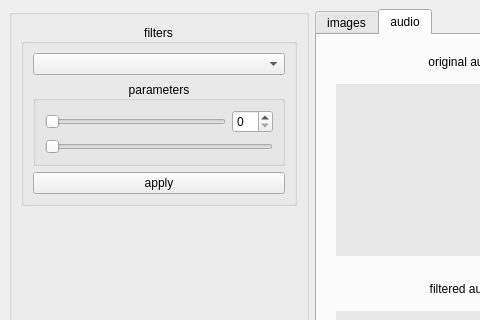
Above: FFT-processing/mainwindow.ui from 5arcoramphu5/image-and-audio-processing-with-FFT before the change; both pictures show x 0 to 480 and y 0 to 320 of the 912 by 552 pixel window. Below: the same form after it.
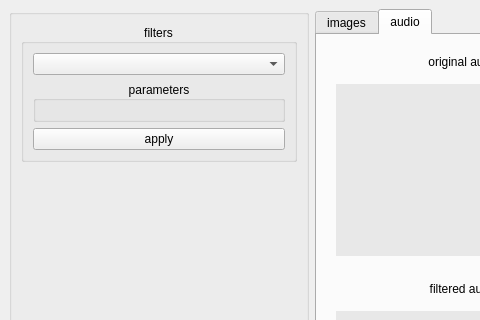
That is the form after the change. Icons and pictures are not drawn.

Diff of the .ui file:
```diff
--- a/FFT-processing/mainwindow.ui
+++ b/FFT-processing/mainwindow.ui
@@ -116,32 +116,7 @@
             </property>
             <layout class="QVBoxLayout" name="parameters_group_layout">
              <item>
-              <layout class="QVBoxLayout" name="parameters_layout">
-               <item>
-                <layout class="QHBoxLayout" name="spinbox_with_slider">
-                 <item>
-                  <widget class="QSlider" name="slider">
-                   <property name="maximum">
-                    <number>1</number>
-                   </property>
-                   <property name="orientation">
-                    <enum>Qt::Horizontal</enum>
-                   </property>
-                  </widget>
-                 </item>
-                 <item>
-                  <widget class="QSpinBox" name="spinBox"/>
-                 </item>
-                </layout>
-               </item>
-               <item>
-                <widget class="QSlider" name="horizontalSlider">
-                 <property name="orientation">
-                  <enum>Qt::Horizontal</enum>
-                 </property>
-                </widget>
-               </item>
-              </layout>
+              <layout class="QVBoxLayout" name="parameters_layout"/>
              </item>
             </layout>
            </widget>
```
